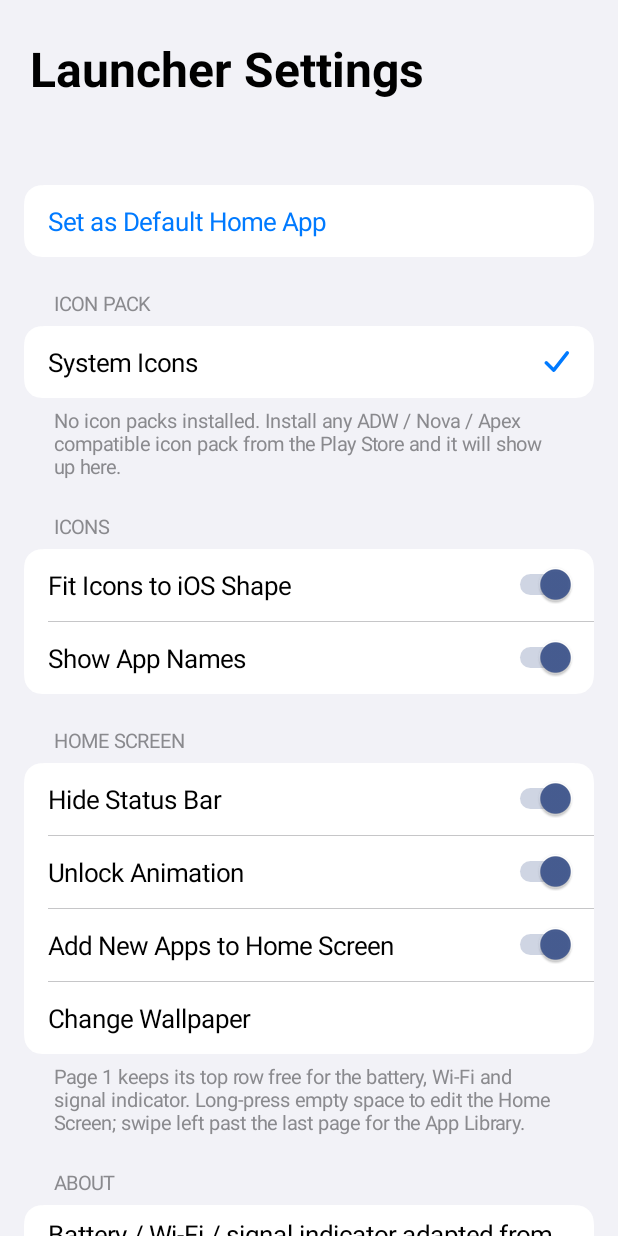
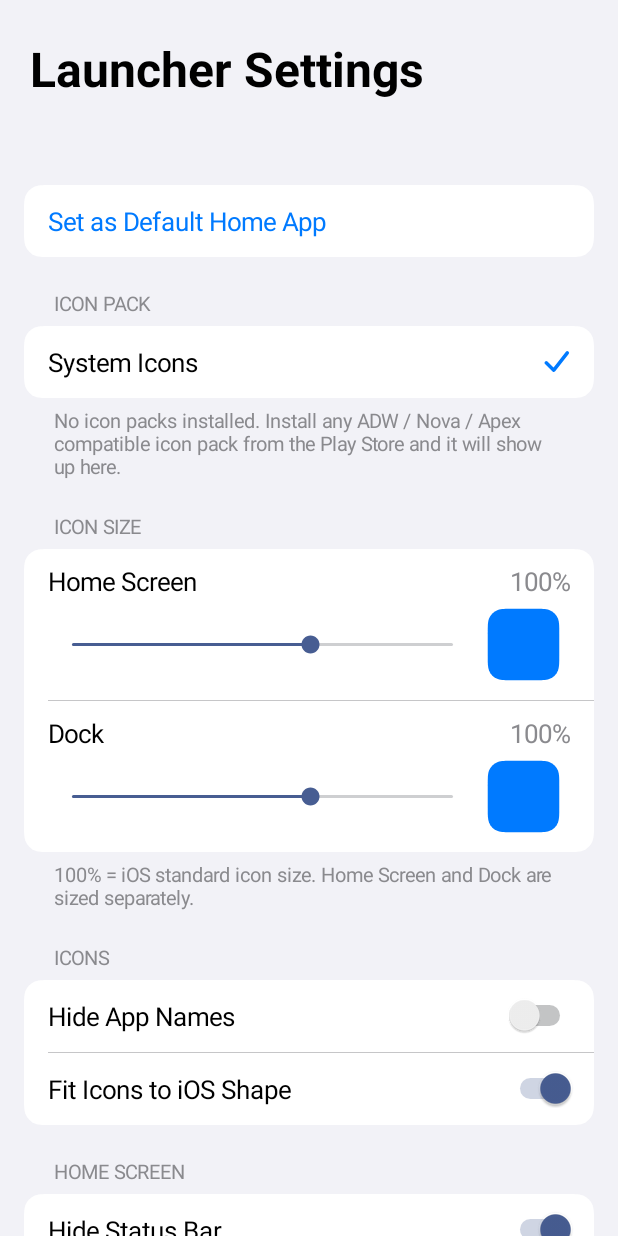
Before and after one commit to lutfananas/IOSLAUNCHER, an Android app: the screen it shows after launch (SettingsActivity), on a phone screen of 412 x 824 dp. Run offline under Robolectric (Android 15) with nearby library versions, the phone set to English and light mode, and no system bars; pictures from the network do not load.

Commit message:
Separate home/dock icon size settings, hide app names, raise status cluster
- Settings: Home Screen and Dock icon size sliders (50-130%) with preview
- Hide App Names toggle; icons re-center vertically when names are hidden
- Battery/Wi-Fi/signal cluster on page 1 lifted by half an icon size
- Launcher rebuilds its grid when returning from changed settings

Co-Authored-By: Claude Opus 5.5 <noreply@anthropic.com>
Claude-Session: https://claude.ai/code/session_01KaFr8LR6grUMERiy2y4WPB

```diff
--- a/app/src/main/java/com/ioslauncher/model/Prefs.kt
+++ b/app/src/main/java/com/ioslauncher/model/Prefs.kt
@@ -18,6 +18,16 @@ class Prefs(context: Context) {
     var showLabels: Boolean
         get() = sp.getBoolean("show_labels", true)
         set(v) = sp.edit { putBoolean("show_labels", v) }
+
+    /** Home Screen icon size, 0.5–1.3 × the iOS 60pt icon. */
+    var homeIconScale: Float
+        get() = sp.getFloat("home_icon_scale", 1f)
+        set(v) = sp.edit { putFloat("home_icon_scale", v) }
+
+    /** Dock icon size, independent of the Home Screen size. */
+    var dockIconScale: Float
+        get() = sp.getFloat("dock_icon_scale", 1f)
+        set(v) = sp.edit { putFloat("dock_icon_scale", v) }
 
     var autoAddNewApps: Boolean
         get() = sp.getBoolean("auto_add", true)
--- a/app/src/main/java/com/ioslauncher/ui/AppIconView.kt
+++ b/app/src/main/java/com/ioslauncher/ui/AppIconView.kt
@@ -30,7 +30,7 @@ enum class IconSource { HOME, DOCK, LIBRARY, FOLDER }
 class AppIconView(context: Context, private val host: LauncherHost, val source: IconSource) : View(context) {
     var app: AppInfo? = null; private set
     var bitmap: Bitmap? = null; private set
-    var iconSize = host.dimens.iconSize
+    var iconSize = if (source == IconSource.DOCK) host.dimens.dockIconSize else host.dimens.iconSize
     var showLabel = true
     var iconTop = 0f
 
--- a/app/src/main/java/com/ioslauncher/ui/MainActivity.kt
+++ b/app/src/main/java/com/ioslauncher/ui/MainActivity.kt
@@ -151,9 +151,10 @@ class MainActivity : ComponentActivity(), Overlay.OverlayHost, PagedView.Callbac
         applyFullscreen()
         if (!built) return
         if (settingsDirty) {
+            // Icon sizes / labels change the whole grid metrics: rebuild the launcher UI.
             settingsDirty = false
-            reloadIcons()
-            applyLayout(false)
+            recreate()
+            return
         }
         val keyguard = getSystemService(KeyguardManager::class.java)
         if (pendingUnlock && !keyguard.isKeyguardLocked) {
--- a/app/src/main/java/com/ioslauncher/ui/SettingsActivity.kt
+++ b/app/src/main/java/com/ioslauncher/ui/SettingsActivity.kt
@@ -27,6 +27,8 @@ import com.ioslauncher.icons.IosShape
 
 /** iOS-style grouped settings: icon pack picker, icon & home options, wallpaper, default launcher. */
 class SettingsActivity : Activity() {
+    companion object { const val MIN_SCALE = 50; const val MAX_SCALE = 130 }
+
     private val prefs get() = LauncherApp.instance.prefs
     private lateinit var list: LinearLayout
     private val dp get() = resources.displayMetrics.density
@@ -79,10 +81,17 @@ class SettingsActivity : Activity() {
         footer(if (packs.isEmpty()) "No icon packs installed. Install any ADW / Nova / Apex compatible icon pack from the Play Store and it will show up here."
         else "Icons from the pack are drawn into the exact iOS app icon shape. Apps the pack doesn't cover use the pack's own mask, or the system icon.")
 
+        section("ICON SIZE")
+        group(listOf(
+            sliderRow("Home Screen", prefs.homeIconScale) { prefs.homeIconScale = it },
+            sliderRow("Dock", prefs.dockIconScale) { prefs.dockIconScale = it },
+        ))
+        footer("100% = iOS standard icon size. Home Screen and Dock are sized separately.")
+
         section("ICONS")
         group(listOf(
+            switchRow("Hide App Names", !prefs.showLabels) { prefs.showLabels = !it },
             switchRow("Fit Icons to iOS Shape", prefs.normalizePackIcons) { prefs.normalizePackIcons = it; LauncherApp.instance.icons.invalidate() },
-            switchRow("Show App Names", prefs.showLabels) { prefs.showLabels = it },
         ))
 
         section("HOME SCREEN")
@@ -201,6 +210,49 @@ class SettingsActivity : Activity() {
         return r
     }
 
+    /** Slider 50%–130% in 5% steps, with a live preview icon and percentage. */
+    private fun sliderRow(title: String, value: Float, onChange: (Float) -> Unit): View {
+        val box = LinearLayout(this).apply {
+            orientation = LinearLayout.VERTICAL
+            setPadding((16 * dp).toInt(), (10 * dp).toInt(), (16 * dp).toInt(), (6 * dp).toInt())
+        }
+        val header = LinearLayout(this).apply { orientation = LinearLayout.HORIZONTAL; gravity = Gravity.CENTER_VERTICAL }
+        header.addView(TextView(this).apply {
+            text = title; setTextColor(getColor(R.color.settings_text)); setTextSize(TypedValue.COMPLEX_UNIT_SP, 17f)
+        }, LinearLayout.LayoutParams(0, ViewGroup.LayoutParams.WRAP_CONTENT, 1f))
+        val pct = TextView(this).apply { setTextColor(getColor(R.color.settings_secondary)); setTextSize(TypedValue.COMPLEX_UNIT_SP, 17f) }
+        header.addView(pct)
+        box.addView(header)
+        val preview = SizePreview(this)
+        val bar = android.widget.SeekBar(this).apply {
+            max = (MAX_SCALE - MIN_SCALE) / 5
+            progress = ((value * 100).toInt() - MIN_SCALE) / 5
+        }
+        fun show(p: Int) { val s = MIN_SCALE + p * 5; pct.text = "$s%"; preview.scale = s / 100f }
+        show(bar.progress)
+        bar.setOnSeekBarChangeListener(object : android.widget.SeekBar.OnSeekBarChangeListener {
+            override fun onProgressChanged(sb: android.widget.SeekBar, p: Int, fromUser: Boolean) { show(p); if (fromUser) onChange((MIN_SCALE + p * 5) / 100f) }
+            override fun onStartTrackingTouch(sb: android.widget.SeekBar) {}
+            override fun onStopTrackingTouch(sb: android.widget.SeekBar) {}
+        })
+        val line = LinearLayout(this).apply { orientation = LinearLayout.HORIZONTAL; gravity = Gravity.CENTER_VERTICAL }
+        line.addView(bar, LinearLayout.LayoutParams(0, ViewGroup.LayoutParams.WRAP_CONTENT, 1f))
+        line.addView(preview, LinearLayout.LayoutParams((62 * dp).toInt(), (62 * dp).toInt()))
+        box.addView(line)
+        return box
+    }
+
+    /** Squircle preview at the chosen scale (60pt reference = 100%). */
+    private class SizePreview(context: android.content.Context) : View(context) {
+        var scale = 1f; set(v) { field = v; invalidate() }
+        private val p = Paint(Paint.ANTI_ALIAS_FLAG).apply { color = Color.rgb(0, 122, 255) }
+        override fun onDraw(canvas: Canvas) {
+            val s = width / 1.3f * scale
+            canvas.translate((width - s) / 2f, (height - s) / 2f)
+            canvas.drawPath(IosShape.iconPath(s), p)
+        }
+    }
+
     private class CheckMark(context: android.content.Context) : View(context) {
         private val p = Paint(Paint.ANTI_ALIAS_FLAG).apply {
             color = Color.rgb(0, 122, 255); style = Paint.Style.STROKE; strokeCap = Paint.Cap.ROUND; strokeJoin = Paint.Join.ROUND
```
Also changed, not shown: app/src/main/java/com/ioslauncher/ui/Dimens.kt (+8 -2 lines), app/src/main/java/com/ioslauncher/ui/HomePageView.kt (+7 -5 lines), 1 other file.
